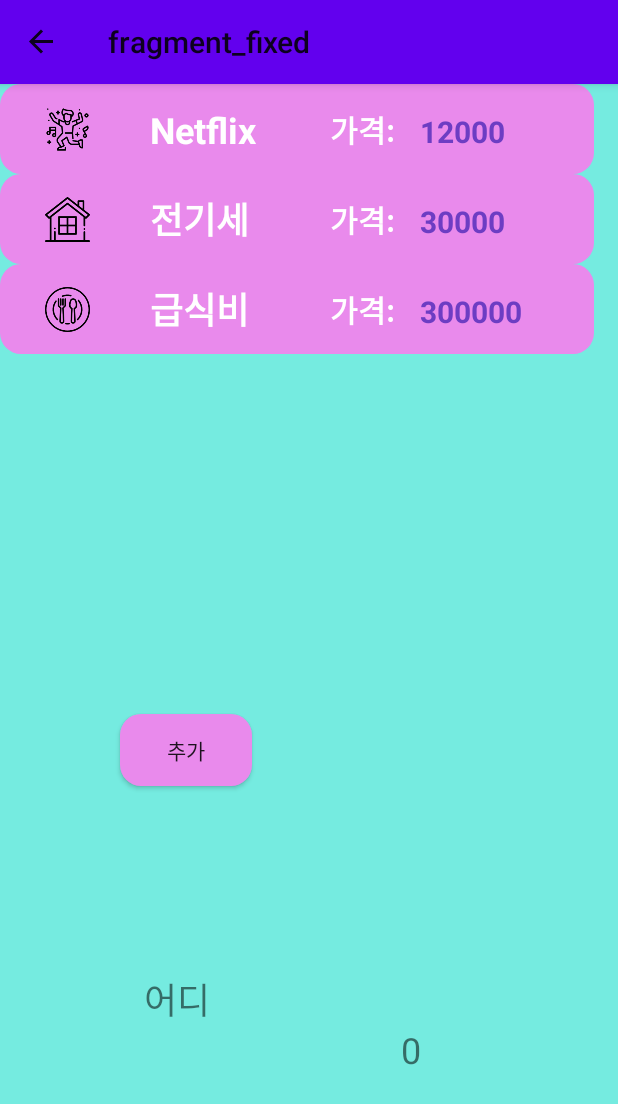
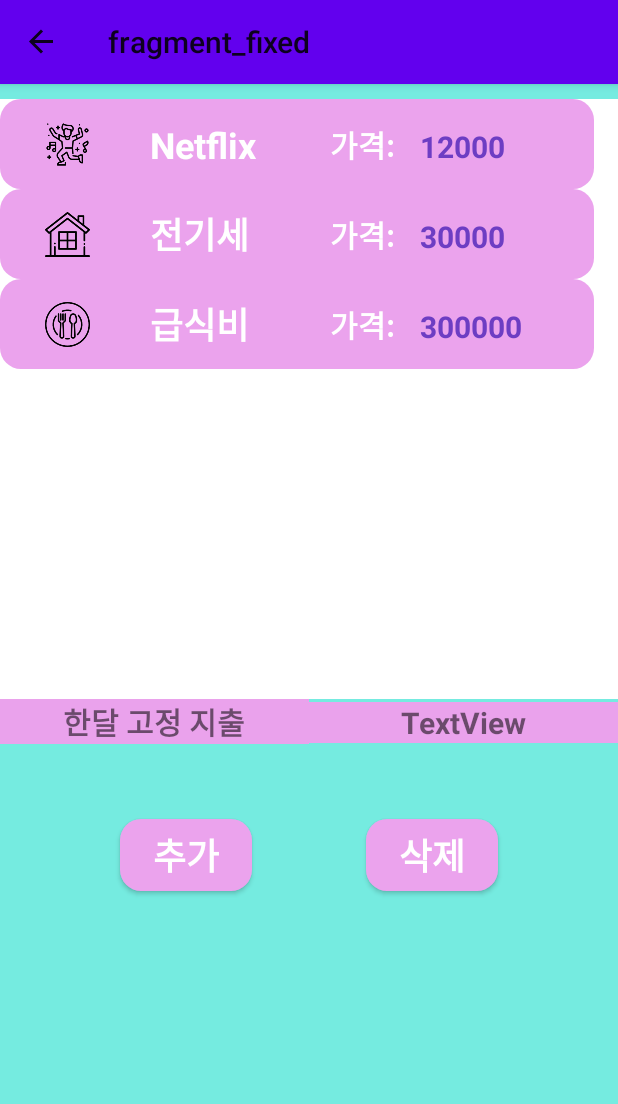
Before and after one commit to JeongJongMun/YourAccountBook, an Android app: the inputfixedFragment screen opened through its navigation route, after a tap on "완료", on a phone screen of 412 x 824 dp. Shown: the top 1104 px of the screen. Run offline under Robolectric (Android 15) with nearby library versions, the phone set to English and light mode, and no system bars; our stand-ins replace navigation-ui.

Commit message:
input frag fixed

```diff
--- a/app/src/main/java/com/example/bankappds/FixedFragment.kt
+++ b/app/src/main/java/com/example/bankappds/FixedFragment.kt
@@ -61,7 +61,7 @@ class FixedFragment : Fragment() {
         super.onViewCreated(view, savedInstanceState)
 
 
-        binding?.txtMon?.text = args.inputFix?.money.toString()
+        //binding?.txtMon?.text = args.inputFix?.money.toString()
 
 
         binding?.btnAdd?.setOnClickListener {
--- a/app/src/main/java/com/example/bankappds/inputfixedFragment.kt
+++ b/app/src/main/java/com/example/bankappds/inputfixedFragment.kt
@@ -5,6 +5,8 @@ import androidx.fragment.app.Fragment
 import android.view.LayoutInflater
 import android.view.View
 import android.view.ViewGroup
+import android.widget.AdapterView
+import android.widget.ArrayAdapter
 import androidx.core.os.bundleOf
 import androidx.navigation.fragment.findNavController
 import com.example.bankappds.databinding.FragmentFixedBinding
@@ -14,6 +16,9 @@ import com.example.bankappds.databinding.FragmentInputfixedBinding
 class inputfixedFragment : Fragment() {
 
     var binding : FragmentInputfixedBinding ?= null
+
+    var typeT : PayType? = null
+
 
     override fun onCreateView(
         inflater: LayoutInflater, container: ViewGroup?,
@@ -26,10 +31,51 @@ class inputfixedFragment : Fragment() {
     override fun onViewCreated(view: View, savedInstanceState: Bundle?) {
         super.onViewCreated(view, savedInstanceState)
 
+
+        var spnLst = resources.getStringArray(R.array.fixed_type)
+        //ArrayAdapter의 두 번쨰 인자는 스피너 목록에 아이템을 그려줄 레이아웃을 지정하여 줍니다.
+        val adapter = activity?.let {
+            ArrayAdapter<String>(
+                it,
+                android.R.layout.simple_spinner_item,
+                spnLst
+            )
+        }
+
+
+
+        //activity_main에서 만들어 놓은 spinner에 adapter 연결하여 줍니다.
+        binding?.spinner?.adapter = adapter
+        //데이터가 들어가 있는 spinner 에서 선택한 아이템을 가져옵니다.
+        binding?.spinner?.onItemSelectedListener = object:AdapterView.OnItemSelectedListener{
+
+            override fun onItemSelected(parent: AdapterView<*>?, view: View?, position: Int, id: Long) {
+                //position은 선택한 아이템의 위치를 넘겨주는 인자입니다.
+                typeT = when(spnLst.get(position)){
+                    "문화" ->PayType.ENTE
+                    "가정" ->PayType.HOME
+                    "금융" ->PayType.MONEY
+                    "식비" ->PayType.FOOD
+                    else -> null
+                }
+            }
+            override fun onNothingSelected(parent: AdapterView<*>?) {
+
+            }
+        }
+
+
         binding?.btnFin?.setOnClickListener {
-            val fp =FixedPay(PayType.HOME,binding?.edtWhere?.text.toString(), binding?.edtPay?.text.toString().toIntOrNull()?:0,true)
-            val action = inputfixedFragmentDirections.actionInputfixedFragmentToFixedFragment(fp)
-            findNavController().navigate(action)
+//            if (typeT!=null){
+                val fp =FixedPay(typeT!!,binding?.edtWhere?.text.toString(), binding?.edtPay?.text.toString().toIntOrNull()?:0,true)
+                val action = inputfixedFragmentDirections.actionInputfixedFragmentToFixedFragment(fp)
+                findNavController().navigate(action)
+
+//            }
+//            else {
+//                findNavController().navigate(R.id.action_inputfixedFragment_to_fixedFragment)
+//            }
+
         }
 
 
--- a/app/src/main/res/drawable/button_shape.xml
+++ b/app/src/main/res/drawable/button_shape.xml
@@ -2,7 +2,7 @@
 <shape xmlns:android="http://schemas.android.com/apk/res/android"
     android:padding="10dp"
     android:shape="rectangle" >
-    <solid android:color="#E98AEC" />
+    <solid android:color="#EBA3ED" />
     <corners
         android:bottomLeftRadius="14dp"
         android:bottomRightRadius="14dp"
--- a/app/src/main/res/layout/fragment_fixed.xml
+++ b/app/src/main/res/layout/fragment_fixed.xml
@@ -15,50 +15,73 @@
         android:id="@+id/rec_pay"
         android:layout_width="match_parent"
         android:layout_height="400dp"
+        android:layout_marginTop="10dp"
+        android:background="#FFFFFF"
         app:layout_constraintEnd_toEndOf="parent"
         app:layout_constraintStart_toStartOf="parent"
         app:layout_constraintTop_toTopOf="parent">
 
     </androidx.recyclerview.widget.RecyclerView>
 
+    <LinearLayout
+        android:id="@+id/linearLayout"
+        android:layout_width="match_parent"
+        android:layout_height="wrap_content"
+        app:layout_constraintTop_toBottomOf="@+id/rec_pay">
+
+        <TextView
+            android:id="@+id/textView11"
+            android:layout_width="match_parent"
+            android:layout_height="wrap_content"
+            android:layout_weight="1"
+            android:background="#EAA2EC"
+            android:text="한달 고정 지출"
+            android:textAlignment="center"
+            android:textSize="20sp"
+            android:textStyle="bold" />
+
+        <TextView
+            android:id="@+id/textView10"
+            android:layout_width="match_parent"
+            android:layout_height="wrap_content"
+            android:layout_weight="1"
+            android:background="#EAA2EC"
+            android:text="TextView"
+            android:textAlignment="center"
+            android:textSize="20sp"
+            android:textStyle="bold" />
+    </LinearLayout>
+
     <Button
         android:id="@+id/btn_add"
         android:layout_width="wrap_content"
         android:layout_height="wrap_content"
         android:layout_marginStart="80dp"
-        android:layout_marginTop="20dp"
+        android:layout_marginTop="50dp"
+        android:background="@drawable/button_shape"
         android:text="추가"
-        android:background="@drawable/button_shape"
+        android:textColor="#FFFFFF"
+        android:textSize="24sp"
+        android:textStyle="bold"
         app:layout_constraintEnd_toEndOf="parent"
         app:layout_constraintHorizontal_bias="0.0"
         app:layout_constraintStart_toStartOf="parent"
-        app:layout_constraintTop_toBottomOf="@+id/rec_pay" />
+        app:layout_constraintTop_toBottomOf="@+id/linearLayout" />
 
-    <TextView
-        android:id="@+id/txt_wh"
+    <Button
+        android:id="@+id/button3"
         android:layout_width="wrap_content"
         android:layout_height="wrap_content"
-        android:layout_marginStart="96dp"
-        android:layout_marginTop="184dp"
-        android:layout_weight="1"
-        android:text="어디"
+        android:layout_marginTop="50dp"
+        android:layout_marginEnd="80dp"
+        android:background="@drawable/button_shape"
+        android:text="삭제"
+        android:textColor="#FFFFFF"
         android:textSize="24sp"
-        app:layout_constraintBottom_toBottomOf="parent"
-        app:layout_constraintStart_toStartOf="parent"
-        app:layout_constraintTop_toBottomOf="@+id/rec_pay"
-        app:layout_constraintVertical_bias="0.052" />
-
-    <TextView
-        android:id="@+id/txt_mon"
-        android:layout_width="wrap_content"
-        android:layout_height="wrap_content"
-        android:layout_marginBottom="108dp"
-        android:layout_weight="1"
-        android:text="얼마"
-        android:textSize="24sp"
-        app:layout_constraintBottom_toBottomOf="parent"
+        android:textStyle="bold"
         app:layout_constraintEnd_toEndOf="parent"
-        app:layout_constraintHorizontal_bias="0.493"
-        app:layout_constraintStart_toEndOf="@+id/txt_wh" />
+        app:layout_constraintHorizontal_bias="1.0"
+        app:layout_constraintStart_toEndOf="@+id/btn_add"
+        app:layout_constraintTop_toBottomOf="@+id/linearLayout" />
 
 </androidx.constraintlayout.widget.ConstraintLayout>
--- a/app/src/main/res/layout/fragment_inputfixed.xml
+++ b/app/src/main/res/layout/fragment_inputfixed.xml
@@ -34,7 +34,7 @@
         app:layout_constraintEnd_toEndOf="parent"
         app:layout_constraintHorizontal_bias="1.0"
         app:layout_constraintStart_toStartOf="parent"
-        app:layout_constraintTop_toBottomOf="@+id/type_spn" />
+        app:layout_constraintTop_toBottomOf="@+id/spinner" />
 
     <EditText
         android:id="@+id/edt_pay"
@@ -52,7 +52,7 @@
         app:layout_constraintTop_toBottomOf="@+id/edt_where" />
 
     <Spinner
-        android:id="@+id/type_spn"
+        android:id="@+id/spinner"
         android:layout_width="150dp"
         android:layout_height="41dp"
         android:layout_marginTop="80dp"
--- /dev/null
+++ b/app/src/main/res/values/fixed_spinner.xml
@@ -0,0 +1,11 @@
+<?xml version="1.0" encoding="utf-8"?>
+<resources>
+    <string-array name="fixed_type">
+        <item>문화</item>
+        <item>가정</item>
+        <item>금융</item>
+        <item>식비</item>
+        <item>기타</item>
+    </string-array>
+
+</resources>
```
